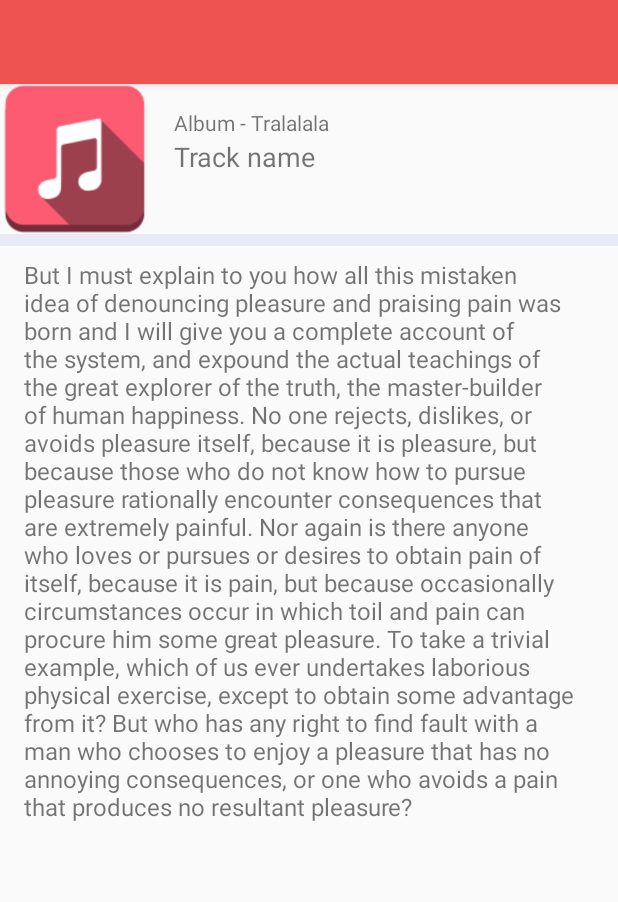
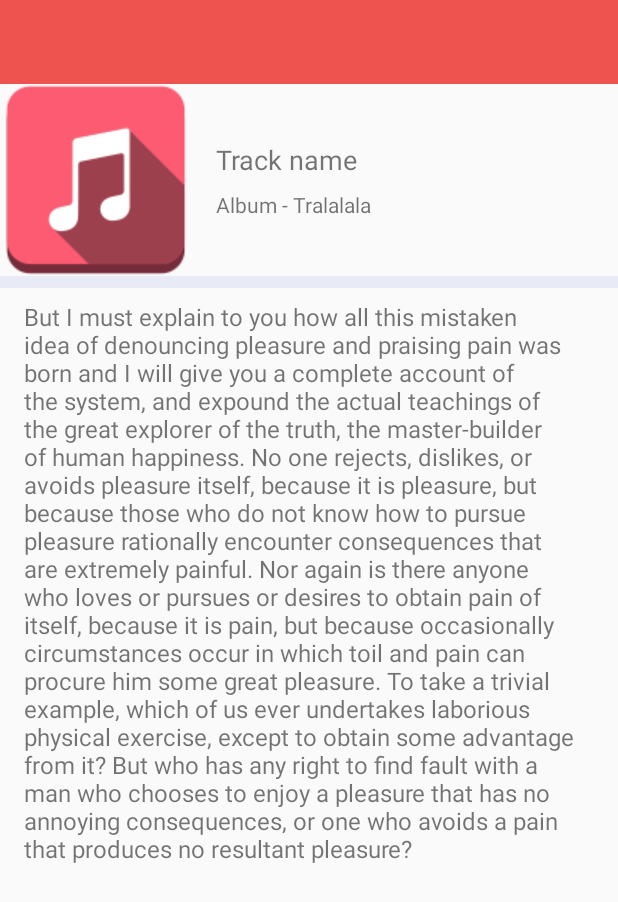
Before and after one commit to AlexeySAntonov/Lyrics-Everywhere, an Android app: the layout activity_track_details.xml on its own in the app's theme, with its tools: preview values and no code run, on a phone screen of 412 x 824 dp. Shown: the top 902 px of the screen. Run offline under Robolectric (Android 15) with nearby library versions, the phone set to English and light mode, and no system bars.

Commit message:
Bugfix/Some xml fixes.

```diff
--- a/Musixmatch_lyrics_API_App/app/src/main/res/layout/activity_main.xml
+++ b/Musixmatch_lyrics_API_App/app/src/main/res/layout/activity_main.xml
@@ -3,8 +3,7 @@
     xmlns:app="http://schemas.android.com/apk/res-auto"
     xmlns:tools="http://schemas.android.com/tools"
     android:layout_width="match_parent"
-	android:layout_height="match_parent"
-	android:fitsSystemWindows="true">
+    android:layout_height="match_parent">
 
   <android.support.v4.widget.DrawerLayout
       android:id="@+id/drawerLayout"
@@ -13,31 +12,10 @@
       android:fitsSystemWindows="true"
       tools:openDrawer="left">
 
-		<android.support.design.widget.CoordinatorLayout
-			android:layout_width="match_parent"
-			android:layout_height="match_parent">
-
-			<!--<android.support.design.widget.AppBarLayout-->
-			<!--android:layout_width="match_parent"-->
-			<!--android:layout_height="wrap_content"-->
-			<!--android:theme="@style/ThemeOverlay.AppCompat.Dark.ActionBar">-->
-
-			<!--<android.support.v7.widget.Toolbar-->
-			<!--android:id="@+id/toolbar"-->
-			<!--android:layout_width="match_parent"-->
-			<!--android:layout_height="?attr/actionBarSize"/>-->
-
-			<!--</android.support.design.widget.AppBarLayout>-->
-
     <FrameLayout
         android:id="@+id/fragmentContainer"
         android:layout_width="match_parent"
-				android:layout_height="match_parent"
-				app:layout_behavior="@string/appbar_scrolling_view_behavior">
-
-			</FrameLayout>
-
-		</android.support.design.widget.CoordinatorLayout>
+        android:layout_height="match_parent"/>
 
     <android.support.design.widget.NavigationView
         android:id="@+id/navigationView"
--- a/Musixmatch_lyrics_API_App/app/src/main/res/layout/activity_track_details.xml
+++ b/Musixmatch_lyrics_API_App/app/src/main/res/layout/activity_track_details.xml
@@ -1,5 +1,5 @@
 <?xml version="1.0" encoding="utf-8"?>
-<android.support.design.widget.CoordinatorLayout
+<android.support.v4.widget.DrawerLayout
     xmlns:android="http://schemas.android.com/apk/res/android"
     xmlns:app="http://schemas.android.com/apk/res-auto"
     xmlns:tools="http://schemas.android.com/tools"
@@ -7,82 +7,88 @@
     android:layout_height="match_parent"
     android:fitsSystemWindows="true">
 
-  <android.support.design.widget.AppBarLayout
+  <android.support.constraint.ConstraintLayout
       android:layout_width="match_parent"
-      android:layout_height="wrap_content"
-      android:theme="@style/ThemeOverlay.AppCompat.Dark.ActionBar">
+      android:layout_height="match_parent">
 
     <android.support.v7.widget.Toolbar
         android:id="@+id/toolbar"
         android:layout_width="match_parent"
-        android:layout_height="?attr/actionBarSize"/>
-
-  </android.support.design.widget.AppBarLayout>
-
-  <RelativeLayout
-      android:layout_width="match_parent"
-      android:layout_height="match_parent"
-      app:layout_behavior="@string/appbar_scrolling_view_behavior">
+        android:layout_height="?attr/actionBarSize"
+        android:background="@color/colorPrimary"
+        android:theme="@style/ThemeOverlay.AppCompat.Dark.ActionBar"
+        app:layout_constraintBottom_toTopOf="@+id/albumCover"
+        app:layout_constraintEnd_toEndOf="parent"
+        app:layout_constraintStart_toStartOf="parent"
+        app:layout_constraintTop_toTopOf="parent"
+        app:popupTheme="@style/ThemeOverlay.AppCompat.Light"/>
 
     <ImageView
         android:id="@+id/albumCover"
-        android:layout_width="100dp"
-        android:layout_height="100dp"
-        android:layout_alignParentLeft="true"
-        android:layout_alignParentStart="true"
-        android:layout_alignParentTop="true"
+        android:layout_width="128dp"
+        android:layout_height="128dp"
+        app:layout_constraintBottom_toTopOf="@+id/textDivider"
+        app:layout_constraintStart_toStartOf="parent"
+        app:layout_constraintTop_toBottomOf="@+id/toolbar"
         tools:src="@drawable/sound_image"/>
 
     <TextView
-        android:id="@+id/trackAlbum"
-        android:layout_width="match_parent"
+        android:id="@+id/trackName"
+        android:layout_width="0dp"
         android:layout_height="wrap_content"
         android:layout_marginEnd="16dp"
         android:layout_marginLeft="16dp"
         android:layout_marginRight="16dp"
         android:layout_marginStart="16dp"
-        android:layout_marginTop="16dp"
-        android:layout_toEndOf="@+id/albumCover"
-        android:layout_toRightOf="@+id/albumCover"
         android:ellipsize="end"
         android:fontFamily="sans-serif"
-        android:lines="1"
-        android:textSize="14sp"
-        tools:text="Album - Tralalala"/>
+        android:textSize="18sp"
+        app:layout_constraintBottom_toTopOf="@+id/trackAlbum"
+        app:layout_constraintEnd_toEndOf="parent"
+        app:layout_constraintStart_toEndOf="@id/albumCover"
+        app:layout_constraintTop_toTopOf="@+id/albumCover"
+        app:layout_constraintVertical_chainStyle="packed"
+        tools:text="Track name"/>
 
     <TextView
-        android:id="@+id/trackName"
-        android:layout_width="match_parent"
+        android:id="@+id/trackAlbum"
+        android:layout_width="0dp"
         android:layout_height="wrap_content"
-        android:layout_alignTop="@+id/trackAlbum"
         android:layout_marginEnd="16dp"
         android:layout_marginLeft="16dp"
         android:layout_marginRight="16dp"
         android:layout_marginStart="16dp"
-        android:layout_marginTop="20dp"
-        android:layout_toEndOf="@+id/albumCover"
-        android:layout_toRightOf="@+id/albumCover"
+        android:layout_marginTop="8dp"
         android:ellipsize="end"
         android:fontFamily="sans-serif"
-        android:lines="2"
-        android:textSize="18sp"
-        tools:text="Track name"/>
+        android:textSize="14sp"
+        app:layout_constraintBottom_toBottomOf="@id/albumCover"
+        app:layout_constraintEnd_toEndOf="parent"
+        app:layout_constraintStart_toEndOf="@id/albumCover"
+        app:layout_constraintTop_toBottomOf="@+id/trackName"
+        tools:text="Album - Tralalala"/>
 
     <View
         android:id="@+id/textDivider"
-        android:layout_width="match_parent"
+        android:layout_width="0dp"
         android:layout_height="8dp"
-        android:layout_alignParentEnd="true"
-        android:layout_alignParentRight="true"
-        android:layout_below="@id/albumCover"
-        android:background="@color/colorAccent"/>
+        android:background="@color/colorAccent"
+        app:layout_constraintBottom_toTopOf="@+id/textScroll"
+        app:layout_constraintEnd_toEndOf="parent"
+        app:layout_constraintStart_toStartOf="parent"
+        app:layout_constraintTop_toBottomOf="@+id/albumCover"/>
 
     <android.support.v4.widget.NestedScrollView
-        android:layout_width="wrap_content"
-        android:layout_height="wrap_content"
+        android:id="@+id/textScroll"
+        android:layout_width="0dp"
+        android:layout_height="0dp"
         android:layout_below="@id/textDivider"
         android:layout_marginBottom="8dp"
-        android:layout_marginTop="8dp">
+        android:layout_marginTop="8dp"
+        app:layout_constraintBottom_toBottomOf="parent"
+        app:layout_constraintEnd_toEndOf="parent"
+        app:layout_constraintStart_toStartOf="parent"
+        app:layout_constraintTop_toBottomOf="@+id/textDivider">
 
       <TextView
           android:id="@+id/lyrics"
@@ -98,6 +104,6 @@
 
     </android.support.v4.widget.NestedScrollView>
 
-  </RelativeLayout>
+  </android.support.constraint.ConstraintLayout>
 
-</android.support.design.widget.CoordinatorLayout>
+</android.support.v4.widget.DrawerLayout>
--- a/Musixmatch_lyrics_API_App/app/src/main/res/layout/item_artist.xml
+++ b/Musixmatch_lyrics_API_App/app/src/main/res/layout/item_artist.xml
@@ -38,7 +38,7 @@
       android:ellipsize="end"
       android:fontFamily="sans-serif-medium"
       android:gravity="end"
-      android:lines="3"
+      android:maxLines="3"
       android:textColor="@color/colorPrimaryDark"
       android:textSize="22sp"
       app:layout_constraintBottom_toBottomOf="parent"
@@ -46,7 +46,7 @@
       app:layout_constraintStart_toEndOf="@id/guideline1"
       app:layout_constraintTop_toTopOf="@id/divider"
       app:layout_constraintVertical_bias="0.2"
-      tools:text="Martin Garrix Martin Garrix Martin Garrix Martin Garrix Martin Garrix Martin Garrix Martin Garrix Martin Garrix"/>
+      tools:text="Martin Garrix Martin Garrix Martin Garrix Martin Garrix Martin Garrix Martin Garrix Martin Garrix Martin Garrix Martin Garrix Martin Garrix"/>
 
   <ImageView
       android:id="@+id/twitterIcon"
--- a/Musixmatch_lyrics_API_App/app/src/main/res/layout/item_track.xml
+++ b/Musixmatch_lyrics_API_App/app/src/main/res/layout/item_track.xml
@@ -19,7 +19,9 @@
       android:id="@+id/trackName"
       android:layout_width="0dp"
       android:layout_height="wrap_content"
+      android:layout_marginEnd="8dp"
       android:layout_marginLeft="16dp"
+      android:layout_marginRight="8dp"
       android:layout_marginStart="16dp"
       android:ellipsize="end"
       android:fontFamily="sans-serif-medium"
@@ -38,6 +40,8 @@
       android:id="@+id/trackAlbum"
       android:layout_width="0dp"
       android:layout_height="wrap_content"
+      android:layout_marginEnd="8dp"
+      android:layout_marginRight="8dp"
       android:layout_marginTop="4dp"
       android:ellipsize="end"
       android:fontFamily="sans-serif"
```
Lines whose indentation alone changed are shown as unchanged.
